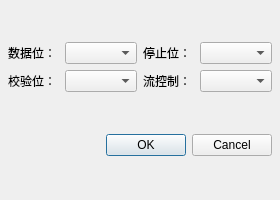
Above: ui/serial_settings_dialog.ui from ZIKEER/Z_COM before the change. Below: the same form after it.
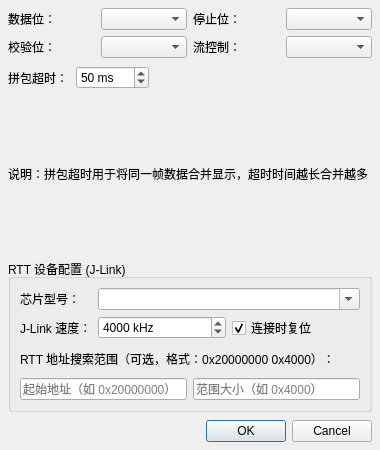
That is the form after the change.

```diff
--- a/ui/serial_settings_dialog.ui
+++ b/ui/serial_settings_dialog.ui
@@ -6,8 +6,8 @@
    <rect>
     <x>0</x>
     <y>0</y>
-    <width>280</width>
-    <height>200</height>
+    <width>380</width>
+    <height>450</height>
    </rect>
   </property>
   <property name="windowTitle">
@@ -76,6 +76,157 @@
      </item>
     </layout>
    </item>
+   <item>
+    <layout class="QHBoxLayout" name="frameTimeoutLayout">
+     <item>
+      <widget class="QLabel" name="frameTimeoutLabel">
+       <property name="text">
+        <string>拼包超时：</string>
+       </property>
+      </widget>
+     </item>
+     <item>
+      <widget class="QSpinBox" name="frameTimeoutSpinBox">
+       <property name="minimum">
+        <number>10</number>
+       </property>
+       <property name="maximum">
+        <number>1000</number>
+       </property>
+       <property name="value">
+        <number>50</number>
+       </property>
+       <property name="suffix">
+        <string> ms</string>
+       </property>
+      </widget>
+     </item>
+     <item>
+      <spacer name="frameTimeoutSpacer">
+       <property name="orientation">
+        <enum>Qt::Orientation::Horizontal</enum>
+       </property>
+       <property name="sizeHint" stdset="0">
+        <size>
+         <width>40</width>
+         <height>20</height>
+        </size>
+       </property>
+      </spacer>
+     </item>
+    </layout>
+   </item>
+   <item>
+    <widget class="QLabel" name="frameTimeoutHint">
+     <property name="text">
+      <string>说明：拼包超时用于将同一帧数据合并显示，超时时间越长合并越多</string>
+     </property>
+     <property name="wordWrap">
+      <bool>true</bool>
+     </property>
+    </widget>
+   </item>
+   <item>
+    <widget class="QGroupBox" name="rttGroupBox">
+     <property name="title">
+      <string>RTT 设备配置 (J-Link)</string>
+     </property>
+     <layout class="QVBoxLayout" name="rttVBoxLayout">
+      <property name="spacing">
+       <number>6</number>
+      </property>
+      <item>
+       <layout class="QGridLayout" name="rttGridLayout">
+        <property name="spacing">
+         <number>6</number>
+        </property>
+        <item row="0" column="0">
+         <widget class="QLabel" name="rttChipLabel">
+          <property name="text">
+           <string>芯片型号：</string>
+          </property>
+         </widget>
+        </item>
+        <item row="0" column="1">
+         <widget class="QComboBox" name="rttChipComboBox">
+          <property name="sizePolicy">
+           <sizepolicy hsizetype="Expanding" vsizetype="Fixed">
+            <horstretch>0</horstretch>
+            <verstretch>0</verstretch>
+           </sizepolicy>
+          </property>
+          <property name="editable">
+           <bool>true</bool>
+          </property>
+         </widget>
+        </item>
+        <item row="1" column="0">
+         <widget class="QLabel" name="rttSpeedLabel">
+          <property name="text">
+           <string>J-Link 速度：</string>
+          </property>
+         </widget>
+        </item>
+        <item row="1" column="1">
+         <layout class="QHBoxLayout" name="rttSpeedLayout">
+          <item>
+           <widget class="QSpinBox" name="rttSpeedSpinBox">
+            <property name="minimum">
+             <number>100</number>
+            </property>
+            <property name="maximum">
+             <number>50000</number>
+            </property>
+            <property name="value">
+             <number>4000</number>
+            </property>
+            <property name="suffix">
+             <string> kHz</string>
+            </property>
+           </widget>
+          </item>
+          <item>
+           <widget class="QCheckBox" name="rttResetCheckBox">
+            <property name="text">
+             <string>连接时复位</string>
+            </property>
+            <property name="checked">
+             <bool>true</bool>
+            </property>
+           </widget>
+          </item>
+         </layout>
+        </item>
+       </layout>
+      </item>
+      <item>
+       <widget class="QLabel" name="rttAddressHint">
+        <property name="text">
+         <string>RTT 地址搜索范围（可选，格式：0x20000000 0x4000）：</string>
+        </property>
+       </widget>
+      </item>
+      <item>
+       <layout class="QHBoxLayout" name="rttAddressLayout">
+        <item>
+         <widget class="QLineEdit" name="rttStartAddressLineEdit">
+          <property name="placeholderText">
+           <string>起始地址（如 0x20000000）</string>
+          </property>
+         </widget>
+        </item>
+        <item>
+         <widget class="QLineEdit" name="rttRangeSizeLineEdit">
+          <property name="placeholderText">
+           <string>范围大小（如 0x4000）</string>
+          </property>
+         </widget>
+        </item>
+       </layout>
+      </item>
+     </layout>
+    </widget>
+   </item>
    <item>
     <widget class="QDialogButtonBox" name="buttonBox">
      <property name="standardButtons">
```
